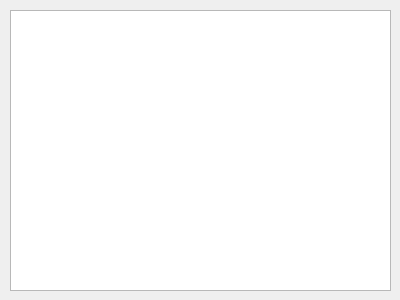
IdeGelis/q3D2D, file q3D2DDisplayImgDlg.ui: the form before one commit.
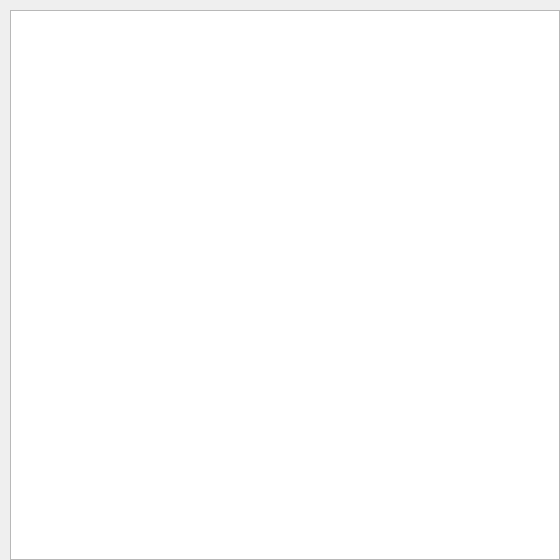
The form after the commit.

Commit message: Affichage image basique

Diff of the .ui file:
```diff
--- a/q3D2DDisplayImgDlg.ui
+++ b/q3D2DDisplayImgDlg.ui
@@ -6,8 +6,8 @@
    <rect>
     <x>0</x>
     <y>0</y>
-    <width>400</width>
-    <height>300</height>
+    <width>560</width>
+    <height>560</height>
    </rect>
   </property>
   <property name="windowTitle">
@@ -18,8 +18,8 @@
     <rect>
      <x>10</x>
      <y>10</y>
-     <width>381</width>
-     <height>281</height>
+     <width>550</width>
+     <height>550</height>
     </rect>
    </property>
   </widget>
```
Left out of the diff: 3 changed lines with no effect on the pictures. The commit also changes 1 other file.
